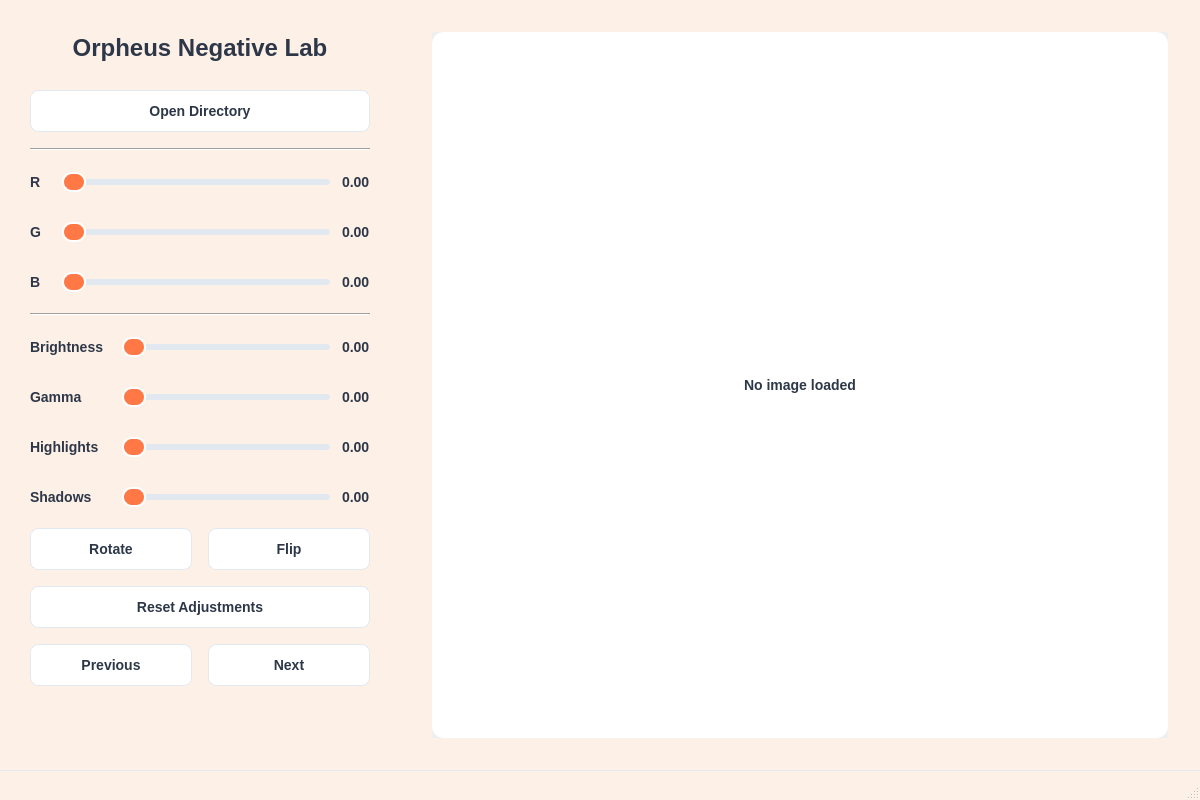
Qt form app.ui (parasharmohapatra/orpheusnegativelab) before a commit.
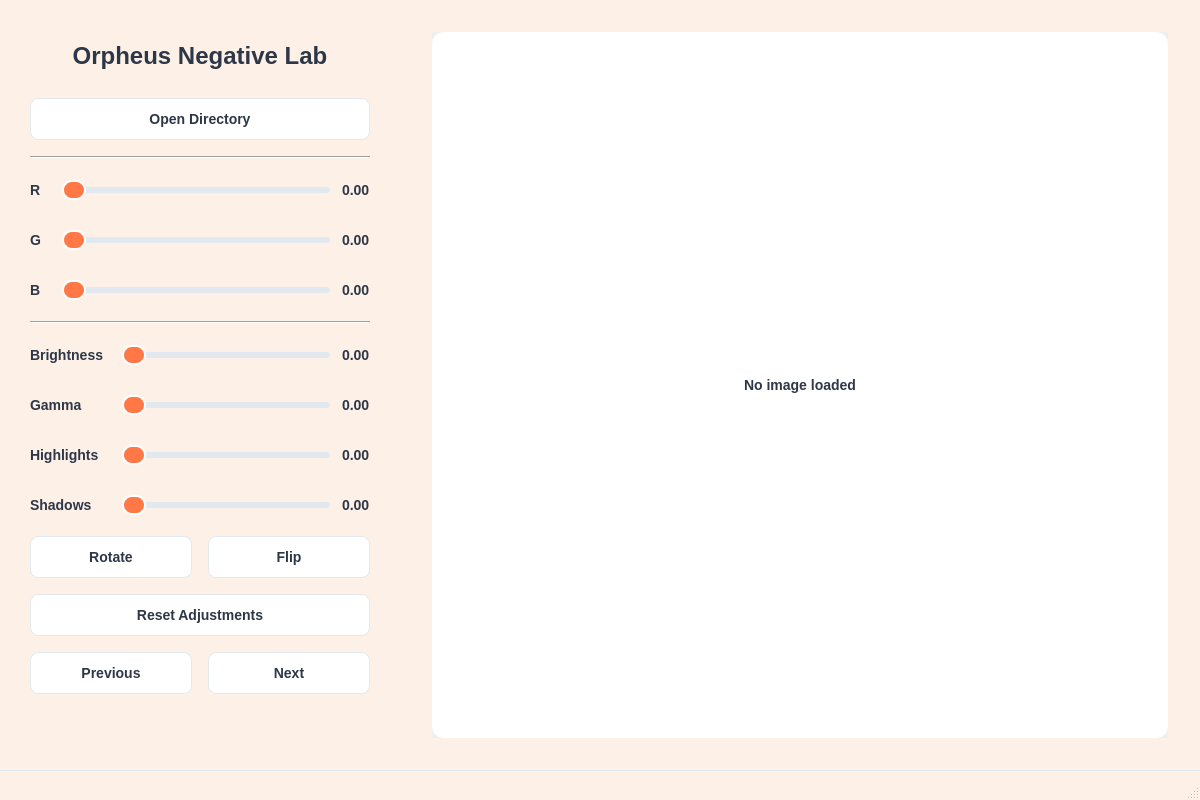
The same form after that commit.

Commit message: bugs in next and previous image button fixed. changed default gamma

```diff
--- a/app.ui
+++ b/app.ui
@@ -48,9 +48,10 @@
      }
      #titleLabel {
        color: #2d3748;
-       font-size: 24px;
+       font-size: 30px;
        font-weight: 600;
-       padding: 14px 26px;
+       padding: 2px 0px;
+       margin: 8px 0px;
      }
      QPushButton {
        background-color: #FFFFFF;
@@ -163,11 +164,17 @@
            <verstretch>0</verstretch>
           </sizepolicy>
          </property>
-         <property name="minimumHeight">
-          <number>50</number>
+         <property name="minimumSize">
+          <size>
+           <width>0</width>
+           <height>50</height>
+          </size>
          </property>
-         <property name="maximumHeight">
-          <number>60</number>
+         <property name="maximumSize">
+          <size>
+           <width>16777215</width>
+           <height>60</height>
+          </size>
          </property>
          <property name="styleSheet">
           <string>
@@ -177,7 +184,7 @@
              font-weight: 600;
              text-align: center;
              padding: 4px 0px;
-             margin-bottom: 8px;
+             margin: 8px 0px;
            }
           </string>
          </property>
```
The commit also changes 2 other files.
